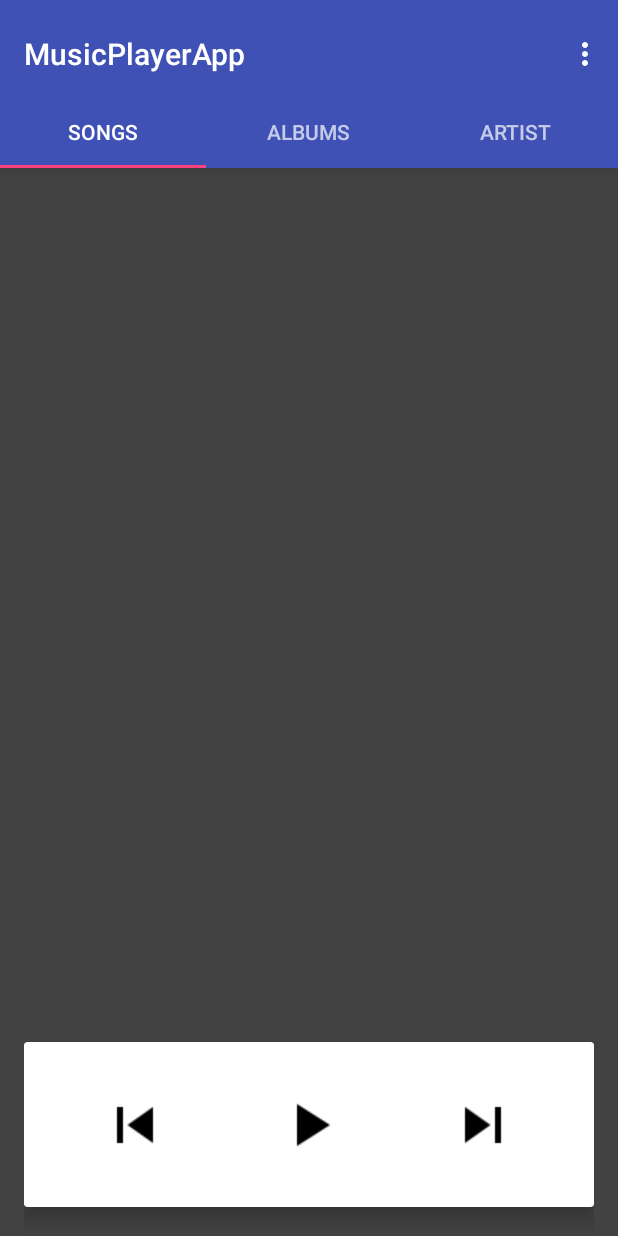
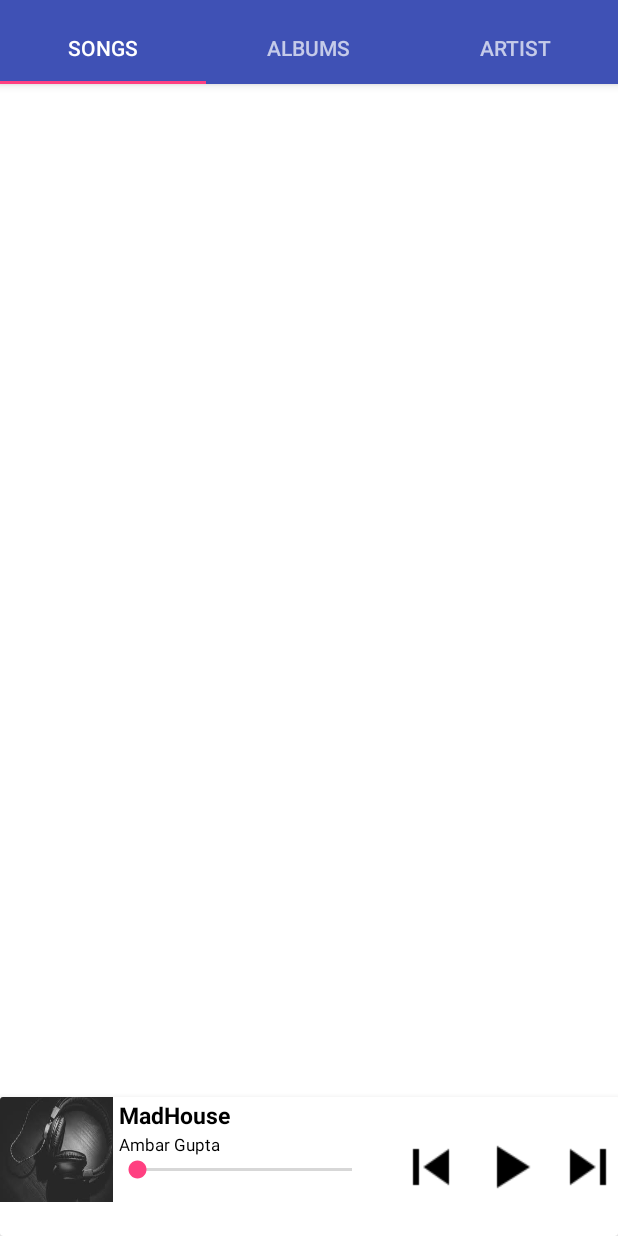
Before and after one commit to FriendlyAmbar/SunoMusic, an Android app: the screen it shows after launch (MainActivity), on a phone screen of 412 x 824 dp. Run offline under Robolectric (Android 15) with nearby library versions, the phone set to English and light mode, and no system bars; our stand-ins replace Picasso.

Commit message:
Added SeekBar to the current playing songs.

```diff
--- a/app/src/main/java/com/ambar/musicplayerapp/MainActivity.java
+++ b/app/src/main/java/com/ambar/musicplayerapp/MainActivity.java
@@ -18,30 +18,41 @@ import android.view.Menu;
 import android.view.MenuItem;
 
 import android.widget.ImageButton;
+import android.widget.ImageView;
 import android.widget.ListView;
+import android.widget.SeekBar;
+import android.widget.TextView;
 
 import com.ambar.musicplayerapp.fragment.FragmentArtist;
 import com.ambar.musicplayerapp.fragment.FragmentSongs;
 import com.ambar.musicplayerapp.fragment.FragmentAlbums;
+import com.squareup.picasso.Picasso;
 
 import java.io.File;
+import java.net.URI;
 import java.util.ArrayList;
+import java.util.logging.Handler;
 
 public class MainActivity extends AppCompatActivity implements FragmentSongs.OnFragmentReady{
 
 
 
-    private SectionsPagerAdapter mSectionsPagerAdapter;
-    private ViewPager mViewPager;
+     SectionsPagerAdapter mSectionsPagerAdapter;
+     ViewPager mViewPager;
     ListView listView;
     ImageButton stop;
-    ArrayList<Songs> songList;
+    ArrayList<Songs> songList = new ArrayList<>();
     boolean playing = false;
     int current = -1;
     int seektime = 0;
     MediaPlayer player;
     FragmentSongs fragmentSongs=null;
     public static final String TAG = "SONG";
+    ImageView currentSongImage;
+    TextView currentSong, currentArtist;
+    SeekBar seekBar;
+    android.os.Handler mhandler;
+    Runnable runnable;
 
 
     @Override
@@ -51,9 +62,10 @@ public class MainActivity extends AppCompatActivity implements FragmentSongs.OnF
 
 
         listView = (ListView) findViewById(R.id.listView);
-
-        Toolbar toolbar = (Toolbar) findViewById(R.id.toolbar);
-        setSupportActionBar(toolbar);
+        currentSongImage = (ImageView)findViewById(R.id.currentSongImage);
+        currentSong = (TextView)findViewById(R.id.currentSong);
+        currentArtist = (TextView)findViewById(R.id.currentArtist);
+        seekBar = (SeekBar)findViewById(R.id.seekbar);
 
 
 
@@ -62,6 +74,9 @@ public class MainActivity extends AppCompatActivity implements FragmentSongs.OnF
         mViewPager.setAdapter(mSectionsPagerAdapter);
         TabLayout tabLayout = (TabLayout)findViewById(R.id.tabs);
         tabLayout.setupWithViewPager(mViewPager);
+
+        mhandler = new android.os.Handler();
+
 
 
     }
@@ -80,17 +95,25 @@ public class MainActivity extends AppCompatActivity implements FragmentSongs.OnF
         @Override
         public Fragment getItem(int position) {
             Fragment fragment = null;
+
             if (position == 0) {
+                if(fragmentSongs==null) {
+                    fragmentSongs = FragmentSongs.newInstance();
+                }
                     fragmentSongs = new FragmentSongs();
                     fragmentSongs.setOnFragmentReady(new FragmentSongs.OnFragmentReady() {
                         @Override
                         public void ready() {
-                            fragmentSongs.ArrayListReceive(songList);
+                            fragmentSongs.getSongList();
                         }
+                    });
 
+                    fragmentSongs.setOnSongClickListener(new FragmentSongs.OnSongClickListener() {
                         @Override
-                        public void onClicked(int pos) {
-                            playSong(songList.get(pos).getData(),pos,0);
+                        public void onSongClick(int pos) {
+                            seektime=0;
+                            current=pos;
+                            playSong(songList.get(current).getData(), current, 0);
                         }
                     });
 
@@ -133,9 +156,12 @@ public class MainActivity extends AppCompatActivity implements FragmentSongs.OnF
                 player.release();
 
             player = MediaPlayer.create(MainActivity.this, Uri.fromFile(new File(data)));
+
             playing = true;
+
             player.prepareAsync();
             player.seekTo(seek);
+
             player.start();
             current = p;
             stop.setImageResource(R.drawable.pause);
@@ -156,14 +182,21 @@ public class MainActivity extends AppCompatActivity implements FragmentSongs.OnF
     }
 
 
+
+
     @Override
     public void ready() {
         fragmentSongs.ArrayListReceive(songList);
     }
 
     @Override
-    public void onClicked(int pos) {
-        playSong(songList.get(pos).getData(),pos,0);
+    protected void onStart() {
+        super.onStart();
+    }
+
+    @Override
+    protected void onStop() {
+        super.onStop();
     }
 
     @Override
--- a/app/src/main/java/com/ambar/musicplayerapp/SplashScreen.java
+++ b/app/src/main/java/com/ambar/musicplayerapp/SplashScreen.java
@@ -6,11 +6,18 @@ import android.os.Bundle;
 
 public class SplashScreen extends AppCompatActivity {
 
+
+
     @Override
     protected void onCreate(Bundle savedInstanceState) {
         super.onCreate(savedInstanceState);
         setContentView(R.layout.activity_splash_screen);
 
         startActivity(new Intent(SplashScreen.this,MainActivity.class));
+
+        finish();
+
     }
+
+
 }
--- a/app/src/main/java/com/ambar/musicplayerapp/fragment/FragmentSongs.java
+++ b/app/src/main/java/com/ambar/musicplayerapp/fragment/FragmentSongs.java
@@ -6,6 +6,7 @@ import android.media.MediaPlayer;
 import android.net.Uri;
 import android.os.Bundle;
 import android.provider.MediaStore;
+import android.support.annotation.Nullable;
 import android.support.v7.widget.CardView;
 import android.util.Log;
 import android.view.LayoutInflater;
@@ -15,7 +16,9 @@ import android.widget.BaseAdapter;
 import android.widget.ImageButton;
 import android.widget.ImageView;
 import android.widget.ListView;
+import android.widget.SeekBar;
 import android.widget.TextView;
+import android.widget.Toast;
 
 import com.ambar.musicplayerapp.R;
 import com.ambar.musicplayerapp.Songs;
@@ -27,6 +30,9 @@ import java.util.Collections;
 import java.util.Comparator;
 
 import static com.ambar.musicplayerapp.MainActivity.TAG;
+import static com.ambar.musicplayerapp.R.id.currentArtist;
+import static com.ambar.musicplayerapp.R.id.currentSong;
+import static com.ambar.musicplayerapp.R.id.currentSongImage;
 
 /**
  * Created by ambar on 12-04-2017.
@@ -34,25 +40,56 @@ import static com.ambar.musicplayerapp.MainActivity.TAG;
 
 public class FragmentSongs extends android.support.v4.app.Fragment {
 
-    private ListView listView;
-    ArrayList<Songs> songList = new ArrayList<>();
+     ListView listView;
+    ArrayList<Songs> songList;
     SongAdapter songAdapter = null;
     boolean playing = false;
     int current = -1;
     int seektime = 0;
     MediaPlayer player;
     ImageButton next, previous, stop;
-
+    ImageView currentSongImage;
+    TextView currentSong, currentArtist;
+    SeekBar seekBar;
+    android.os.Handler mhandler;
+    Runnable runnable;
 
     OnFragmentReady readyListener;
 
     public interface OnFragmentReady {
         void ready();
-        void onClicked(int pos);
     }
 
     public void setOnFragmentReady(OnFragmentReady listener) {
         readyListener = listener;
+    }
+
+
+    OnSongClickListener SongClickListener;
+
+    public interface OnSongClickListener {
+       void onSongClick(int pos);
+    }
+
+    public void setOnSongClickListener (OnSongClickListener listener){
+        SongClickListener = listener;
+    }
+
+
+    public static FragmentSongs newInstance() {
+
+        FragmentSongs fragment = new FragmentSongs();
+        Bundle args = new Bundle();
+        fragment.setArguments(args);
+        return fragment;
+    }
+
+    @Override
+    public void onCreate( Bundle savedInstanceState) {
+        super.onCreate(savedInstanceState);
+        if (getArguments()!=null){
+            Toast.makeText(getContext(), ""+songList.size(), Toast.LENGTH_SHORT).show();
+        }
     }
 
     @Override
@@ -61,6 +98,8 @@ public class FragmentSongs extends android.support.v4.app.Fragment {
         readyListener.ready();
     }
 
+
+
     @Override
     public View onCreateView(LayoutInflater inflater,  ViewGroup container, Bundle savedInstanceState) {
         View viewRoot = inflater.inflate(R.layout.fragmentsongs,container,false);
@@ -68,6 +107,11 @@ public class FragmentSongs extends android.support.v4.app.Fragment {
         next = (ImageButton) viewRoot.findViewById(R.id.next);
         stop = (ImageButton) viewRoot.findViewById(R.id.stop);
         previous = (ImageButton) viewRoot.findViewById(R.id.previous);
+        currentSongImage = (ImageView)viewRoot.findViewById(R.id.currentSongImage);
+        currentSong = (TextView)viewRoot.findViewById(R.id.currentSong);
+        currentArtist = (TextView)viewRoot.findViewById(R.id.currentArtist);
+        seekBar = (SeekBar)viewRoot.findViewById(R.id.seekbar);
+
 
 
         songList  = new ArrayList<>();
@@ -85,6 +129,28 @@ public class FragmentSongs extends android.support.v4.app.Fragment {
         songAdapter = new SongAdapter(getContext(),songList);
         listView.setAdapter(songAdapter);
 
+        seekBar.setOnSeekBarChangeListener(new SeekBar.OnSeekBarChangeListener() {
+            @Override
+            public void onProgressChanged(SeekBar seekBar, int progress, boolean fromUser) {
+                if (playing) {
+                    player.seekTo(progress * 1000);
+                }
+            }
+
+            @Override
+            public void onStartTrackingTouch(SeekBar seekBar) {
+
+            }
+
+            @Override
+            public void onStopTrackingTouch(SeekBar seekBar) {
+
+                if (player ==null) {
+                    seektime=seekBar.getProgress();
+                    player.seekTo(seekBar.getProgress());
+                }
+            }
+        });
 
         stop.setOnClickListener(new View.OnClickListener() {
             @Override
@@ -94,11 +160,20 @@ public class FragmentSongs extends android.support.v4.app.Fragment {
                     player.pause();
                     playing = false;
                     stop.setImageResource(R.drawable.play);
-                } else if (current != -1) {
+                }
+
+                if (current==songList.size()) {
+
+                }
+
+                else if (current != -1) {
                     player.start();
                     playing = true;
                     stop.setImageResource(R.drawable.pause);
-                } else if (songList.size() != 0) {
+                }
+
+                else if (songList.size() != 0) {
+                    updatePlayerDetail(current);
                     playSong(songList.get(0).getData(), 0, 0);
                     stop.setImageResource(R.drawable.pause);
                 }
@@ -113,12 +188,12 @@ public class FragmentSongs extends android.support.v4.app.Fragment {
                     player.stop();
                     playing = false;
                 }
-
-                if (current == songList.size()) {
-                    //
-                } else if (current != -1) {
-                    playSong(songList.get(current + 1).getData(), current + 1, 0);
+                if (current != -1) {
+                    current++;
+                    updatePlayerDetail(current);
+                    playSong(songList.get(current).getData(), current, 0);
                 } else {
+                    updatePlayerDetail(current);
                     playSong(songList.get(0).getData(), 0, 0);
                 }
             }
@@ -132,12 +207,12 @@ public class FragmentSongs extends android.support.v4.app.Fragment {
                     playing = false;
                 }
 
-                if (current == songList.size()) {
-
-                } else if (current == -1 || current == 0) {
-
-                } else if (current != -1) {
-                    playSong(songList.get(current - 1).getData(), current - 1, 0);
+                if (current == -1 || current == 0) {
+                        //Do nothing
+                } else  {
+                    current--;
+                    updatePlayerDetail(current);
+                    playSong(songList.get(current).getData(), current, 0);
                 }
 
             }
@@ -238,7 +313,7 @@ public class FragmentSongs extends android.support.v4.app.Fragment {
             TextView songView = (TextView) songLay.findViewById(R.id.song_title);
             TextView artistView = (TextView) songLay.findViewById(R.id.song_artist);
             //get song using position
-            Songs currSong = songs.get(position);
+            final Songs currSong = songs.get(position);
             //get title and artist strings
             songView.setText(currSong.getTitle());
             artistView.setText(currSong.getArtist());
@@ -254,6 +329,7 @@ public class FragmentSongs extends android.support.v4.app.Fragment {
                 public void onClick(View v) {
                     seektime = 0;
                     playSong(s.getData(), p, 0);
+                    updatePlayerDetail(current);
 
                 }
             });
@@ -277,12 +353,25 @@ public class FragmentSongs extends android.support.v4.app.Fragment {
             playing = true;
             player.prepareAsync();
             player.seekTo(seek);
+            player.setOnPreparedListener(new MediaPlayer.OnPreparedListener() {
+                @Override
+                public void onPrepared(MediaPlayer mp) {
+                    seekBar.setMax(mp.getDuration());
+                    seekBar.setProgress(0);
+                    playCycle();
+                }
+            });
             player.start();
             current = p;
             stop.setImageResource(R.drawable.pause);
         } catch (IllegalStateException e) {
             player.seekTo(seek);
+            if(player.getDuration()!=-1){
+                seekBar.setProgress(seek);
+            }else {
+                seekBar.setProgress(0);
 
+            }
             player.start();
             current = p;
             stop.setImageResource(R.drawable.pause);
@@ -291,8 +380,34 @@ public class FragmentSongs extends android.support.v4.app.Fragment {
             @Override
             public void onCompletion(MediaPlayer mp) {
                 stop.setImageResource(R.drawable.play);
-
+                seektime=seekBar.getMax();
             }
         });
     }
+
+    public void updatePlayerDetail (int pos){
+        Songs songs = songList.get(pos);
+        currentSong.setText(songs.getTitle());
+        currentArtist.setText(songs.getArtist());
+
+        try {
+            Picasso.with(getContext()).load(new File(songs.getArtPath())).fit().into(currentSongImage);
+        }catch (Exception e) {
+            Picasso.with(getContext()).load(R.drawable.music4).fit().into(currentSongImage);
+        }
+    }
+
+        public void playCycle() {
+            if(player != null){
+                int mCurrentPosition = player.getCurrentPosition() / 1000;
+                seekBar.setProgress(mCurrentPosition);
+            }
+            mhandler.postDelayed(runnable, 1000);
+        }
+
+
+    @Override
+    public void onStop() {
+        super.onStop();
+    }
 }
--- a/app/src/main/res/layout/activity_main.xml
+++ b/app/src/main/res/layout/activity_main.xml
@@ -14,17 +14,6 @@
         android:layout_height="wrap_content"
         android:paddingTop="@dimen/appbar_padding_top"
         android:theme="@style/AppTheme.AppBarOverlay">
-
-        <android.support.v7.widget.Toolbar
-            android:id="@+id/toolbar"
-            android:layout_width="match_parent"
-            android:layout_height="?attr/actionBarSize"
-            android:background="?attr/colorPrimary"
-            app:layout_scrollFlags="scroll|enterAlways"
-            app:popupTheme="@style/AppTheme.PopupOverlay">
-
-        </android.support.v7.widget.Toolbar>
-
         <android.support.design.widget.TabLayout
             android:id="@+id/tabs"
             android:layout_width="match_parent"
--- a/app/src/main/res/layout/fragmentsongs.xml
+++ b/app/src/main/res/layout/fragmentsongs.xml
@@ -3,57 +3,130 @@
     android:layout_width="match_parent"
     android:layout_height="match_parent"
     xmlns:tools="http://schemas.android.com/tools"
-    android:paddingBottom="@dimen/activity_vertical_margin"
-    android:paddingLeft="@dimen/activity_horizontal_margin"
-    android:paddingRight="@dimen/activity_horizontal_margin"
-    android:paddingTop="@dimen/activity_vertical_margin"
-    android:background="@color/cardview_dark_background"
     android:orientation="vertical"
     android:weightSum="100"
-    tools:context=".MainActivity">
-
+    tools:context=".MainActivity"
+    android:background="@color/cardview_light_background">
 
     <ListView
         android:id="@+id/listView"
         android:layout_width="match_parent"
         android:layout_height="0dp"
-        android:layout_weight="77"
+        android:layout_weight="88"
         android:divider="@android:color/transparent"
-        android:dividerHeight="10dp">
+        android:dividerHeight="10dp"
+        android:paddingBottom="0dp"
+        android:paddingLeft="@dimen/activity_horizontal_margin"
+        android:paddingRight="@dimen/activity_horizontal_margin"
+        android:paddingTop="@dimen/activity_vertical_margin"
+        >
     </ListView>
 
 
     <android.support.v7.widget.CardView
         android:layout_width="match_parent"
         android:layout_height="0dp"
-        android:layout_weight="15"
+        android:layout_weight="12"
         android:id="@+id/cardView"
         xmlns:app="http://schemas.android.com/apk/res-auto"
         app:cardBackgroundColor="@color/cardview_light_background"
         app:cardElevation="7dp">
 
-        <FrameLayout
+        <LinearLayout
             android:layout_width="match_parent"
-            android:layout_height="match_parent">
+            android:layout_height="match_parent"
+            android:orientation="horizontal"
+            android:weightSum="100">
 
+            <FrameLayout
+                android:layout_width="0dp"
+                android:layout_height="match_parent"
+                android:layout_weight="65">
+
+                 <LinearLayout
+                     android:layout_width="match_parent"
+                     android:layout_height="match_parent"
+                     android:orientation="horizontal">
+
+                     <ImageView
+                         android:layout_width="75dp"
+                         android:layout_height="70dp"
+                         android:id="@+id/currentSongImage"
+                         android:background="@drawable/music4" />
+
+                        <FrameLayout
+                            android:layout_width="match_parent"
+                            android:layout_height="match_parent">
+
+                            <LinearLayout
+                                android:layout_width="175dp"
+                                android:layout_height="wrap_content"
+                                android:orientation="vertical"
+                               >
+
+                                <TextView
+                                    android:layout_width="wrap_content"
+                                    android:layout_height="match_parent"
+                                    android:id="@+id/currentSong"
+                                    android:fontFamily="sans-serif"
+                                    android:textColor="#000"
+                                    android:textSize="15sp"
+                                    android:textStyle="bold"
+                                    android:text="MadHouse"
+                                    android:paddingTop="1dp"
+                                    android:paddingLeft="4dp"
+                                    android:maxLines="1"/>
+
+
+                                <TextView
+                                    android:layout_width="match_parent"
+                                    android:layout_height="wrap_content"
+                                    android:id="@+id/currentArtist"
+                                    android:textSize="11sp"
+                                    android:textColor="#000"
+                                    android:text="Ambar Gupta"
+                                    android:paddingTop="1dp"
+                                    android:paddingLeft="4dp"
+                                    android:maxLines="1"/>
+
+                                <SeekBar
+                                    android:id="@+id/seekbar"
+                                    style="@android:style/Widget.DeviceDefault.SeekBar"
+                                    android:layout_width="match_parent"
+                                    android:layout_height="wrap_content"
+                                    android:layout_gravity="top|left|fill_horizontal"
+                                    android:progress="0" />
+
+
+                            </LinearLayout>
+                         </FrameLayout>
+                 </LinearLayout>
+            </FrameLayout>
+
+
+
+
+            <FrameLayout
+                android:layout_width="0dp"
+                android:layout_height="match_parent"
+                android:layout_weight="35">
 
             <ImageButton
                 android:id="@+id/previous"
-                android:layout_width="wrap_content"
+                android:layout_width="40dp"
                 android:layout_height="match_parent"
                 android:adjustViewBounds="false"
                 android:background="?attr/selectableItemBackgroundBorderless"
                 android:clickable="true"
                 android:cropToPadding="false"
                 android:layout_gravity="left"
-                android:layout_marginLeft="50dp"
                 android:elevation="0dp"
                 android:focusable="true"
                 android:src="@drawable/previous" />
 
             <ImageButton
                 android:id="@+id/stop"
-                android:layout_width="wrap_content"
+                android:layout_width="40dp"
                 android:layout_height="match_parent"
                 android:elevation="0dp"
                 android:clickable="true"
@@ -64,17 +137,21 @@
 
             <ImageButton
                 android:id="@+id/next"
-                android:layout_width="wrap_content"
+                android:layout_width="40dp"
                 android:layout_height="match_parent"
                 android:elevation="0dp"
                 android:clickable="true"
                 android:focusable="true"
                 android:layout_gravity="right"
-                android:layout_marginRight="50dp"
                 android:background="?attr/selectableItemBackgroundBorderless"
                 android:src="@drawable/next" />
 
+
         </FrameLayout>
+
+
+        </LinearLayout>
+
     </android.support.v7.widget.CardView>
 
 
```
Also changed, not shown: app/src/main/res/layout/songs.xml (+6 -5 lines).
